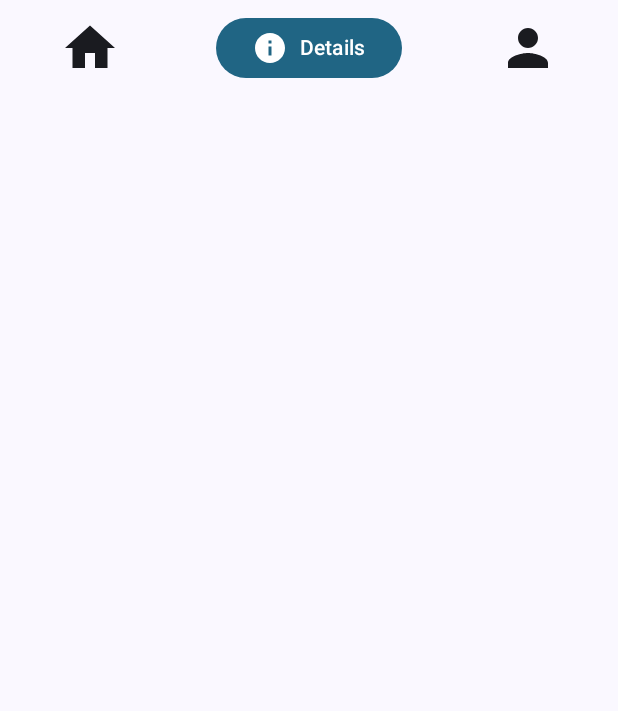
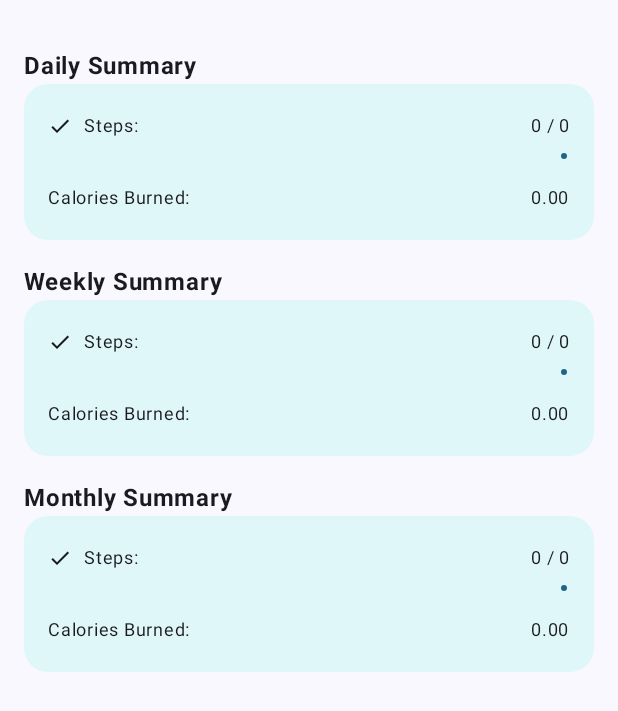
Before and after one commit to varelam-bzz/stepup, an Android app built with Jetpack Compose: the composable Footer called with empty values, after a tap on "Details", on a phone screen of 412 x 824 dp. Shown: the top 711 px of the screen. Run offline under Robolectric (Android 15) with nearby library versions, the light colour scheme and no system bars.

Commit message:
Start refactoring into activites

```diff
--- a/app/src/main/AndroidManifest.xml
+++ b/app/src/main/AndroidManifest.xml
@@ -25,6 +25,8 @@
                 <category android:name="android.intent.category.LAUNCHER" />
             </intent-filter>
         </activity>
+        <activity android:name="ch.matiasfederico.stepup.DetailsActivity" />
+        <activity android:name="ch.matiasfederico.stepup.UserActivity" />
     </application>
 
 </manifest>
--- /dev/null
+++ b/app/src/main/java/ch/matiasfederico/stepup/DetailsActivity.kt
@@ -0,0 +1,31 @@
+package ch.matiasfederico.stepup
+
+import android.os.Bundle
+import androidx.activity.ComponentActivity
+import androidx.activity.compose.setContent
+import androidx.compose.foundation.layout.fillMaxSize
+import androidx.compose.material3.Surface
+import androidx.compose.ui.Modifier
+import ch.matiasfederico.stepup.ui.theme.DetailsScreen
+import ch.matiasfederico.stepup.ui.theme.StepupTheme
+
+class DetailsActivity : ComponentActivity() {
+    override fun onCreate(savedInstanceState: Bundle?) {
+        super.onCreate(savedInstanceState)
+        val steps = intent.getIntExtra("steps", 0)
+        val caloriesBurned = intent.getDoubleExtra("caloriesBurned", 0.0)
+        val dailyGoal = intent.getIntExtra("dailyGoal", 6000)
+
+        setContent {
+            StepupTheme {
+                Surface(modifier = Modifier.fillMaxSize()) {
+                    DetailsScreen(
+                        steps = steps,
+                        caloriesBurned = caloriesBurned,
+                        dailyGoal = dailyGoal
+                    )
+                }
+            }
+        }
+    }
+}
--- a/app/src/main/java/ch/matiasfederico/stepup/ui/theme/Footer.kt
+++ b/app/src/main/java/ch/matiasfederico/stepup/ui/theme/Footer.kt
@@ -1,71 +1,72 @@
 package ch.matiasfederico.stepup.ui.theme
 
+import android.content.Context
+import android.content.Intent
 import androidx.compose.foundation.layout.Arrangement
-import androidx.compose.foundation.layout.Box
 import androidx.compose.foundation.layout.Row
-import androidx.compose.foundation.layout.Spacer
-import androidx.compose.foundation.layout.fillMaxWidth
 import androidx.compose.foundation.layout.padding
 import androidx.compose.foundation.layout.size
-import androidx.compose.foundation.layout.width
 import androidx.compose.material.icons.Icons
 import androidx.compose.material.icons.filled.Home
 import androidx.compose.material.icons.filled.Info
 import androidx.compose.material.icons.filled.Person
-import androidx.compose.material3.Button
-import androidx.compose.material3.ButtonDefaults
 import androidx.compose.material3.Icon
 import androidx.compose.material3.IconButton
-import androidx.compose.material3.Text
 import androidx.compose.runtime.Composable
-import androidx.compose.ui.Alignment
 import androidx.compose.ui.Modifier
-import androidx.compose.ui.graphics.Color
 import androidx.compose.ui.unit.dp
+import ch.matiasfederico.stepup.DetailsActivity
+import ch.matiasfederico.stepup.MainActivity
+import ch.matiasfederico.stepup.UserActivity
 
 @Composable
 fun Footer(
-    currentScreen: String,
-    onScreenChange: (String) -> Unit
+    context: Context,
+    steps: Int,
+    caloriesBurned: Double,
+    dailyGoal: Int
 ) {
     Row(
         modifier = Modifier
-            .fillMaxWidth()
             .padding(8.dp),
         horizontalArrangement = Arrangement.SpaceEvenly
     ) {
         IconButton(onClick = {
-            onScreenChange("home")
+            // Navigate back to the MainActivity (Home screen)
+            val intent = Intent(context, MainActivity::class.java)
+            context.startActivity(intent)
         }) {
             Icon(
                 Icons.Filled.Home,
                 contentDescription = "Home",
-                modifier = Modifier.size(48.dp),
+                modifier = Modifier.size(48.dp)
             )
         }
 
-        Box(
-            modifier = Modifier.padding(start = 32.dp, end = 32.dp)
-        ) {
-            Button(onClick = {
-                onScreenChange("details")
-            }, colors = ButtonDefaults.buttonColors(containerColor = Color(0xFF206584))) {
-                Row(
-                    verticalAlignment = Alignment.CenterVertically,
-                ) {
-                    Icon(Icons.Filled.Info, contentDescription = "Details")
-                    Spacer(modifier = Modifier.width(8.dp))
-                    Text(text = "Details")
-                }
+        IconButton(onClick = {
+            // Launch DetailsActivity
+            val intent = Intent(context, DetailsActivity::class.java).apply {
+                putExtra("steps", steps)
+                putExtra("caloriesBurned", caloriesBurned)
+                putExtra("dailyGoal", dailyGoal)
             }
+            context.startActivity(intent)
+        }) {
+            Icon(
+                Icons.Filled.Info,
+                contentDescription = "Details",
+                modifier = Modifier.size(48.dp)
+            )
         }
 
         IconButton(onClick = {
-            onScreenChange("user")
+            // Launch UserActivity
+            val intent = Intent(context, UserActivity::class.java)
+            context.startActivity(intent)
         }) {
             Icon(
                 Icons.Filled.Person,
-                contentDescription = "User Profile",
+                contentDescription = "User",
                 modifier = Modifier.size(48.dp)
             )
         }
--- a/app/src/main/java/ch/matiasfederico/stepup/ui/theme/User.kt
+++ b/app/src/main/java/ch/matiasfederico/stepup/ui/theme/User.kt
@@ -57,10 +57,7 @@ fun User() {
             }
         }
 
-        Footer(
-            currentScreen = currentScreen,
-            onScreenChange = { screen -> currentScreen = screen }
-        ) // Footer navigation
+        Footer(context = TODO())
     }
 }
 
```
Also changed, not shown: app/src/main/java/ch/matiasfederico/stepup/MainActivity.kt (+6 -22 lines), app/src/main/java/ch/matiasfederico/stepup/UserActivity.kt (added, +24 -0 lines).
